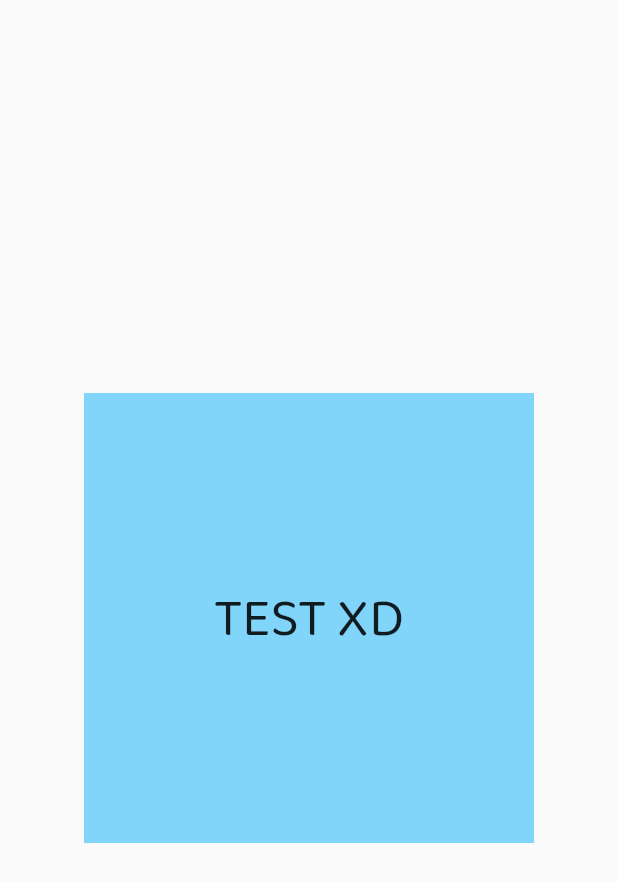
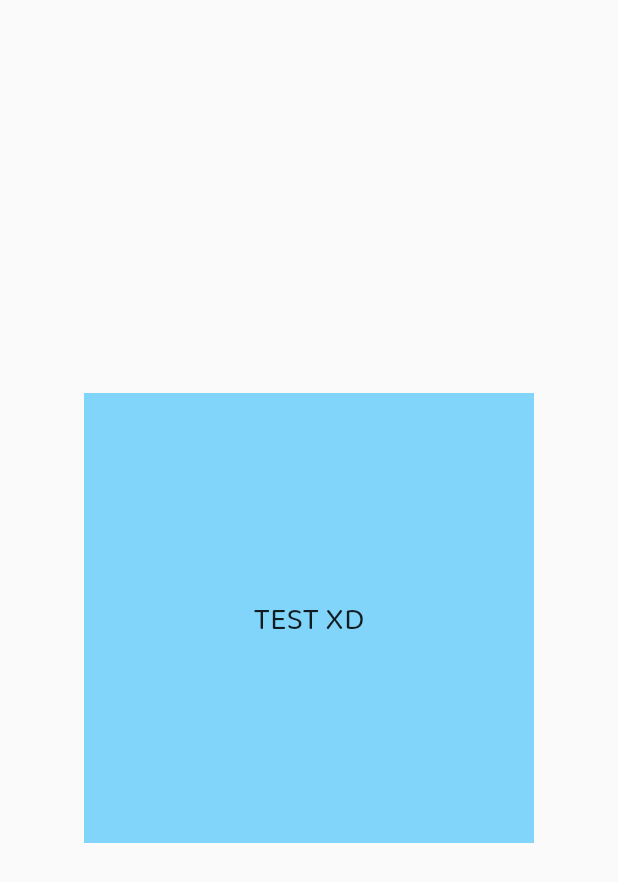
Before and after one commit to lickorice/flutter-todo-list, a Flutter app: the AnimationPage screen opened by its route, on a phone screen of 412 x 824 dp. Shown: the top 882 px of the screen. Run offline on Flutter 3.47's test engine with Material 2 defaults, Android fonts, the phone set to English and light mode, and no system bars.

Commit message:
Comment out bug in Animations.dart

```diff
--- a/lib/widgets/Animations.dart
+++ b/lib/widgets/Animations.dart
@@ -21,7 +21,8 @@ class AnimationPage extends StatelessWidget {
           child: Center(
             child: Text(
               'TEST XD',
-              style: Theme.of(context).textTheme.headline5,
+              // Commenting this out because it throws an error:
+              // style: Theme.of(context).textTheme.headline5,
             ),  //Text
           ),  //Center
         ),  //Container
```
